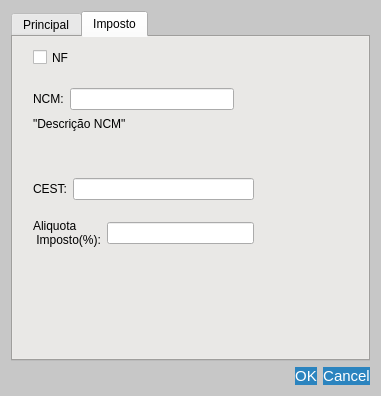
Above: alterarproduto.ui from GabR36/QEstoqueLoja before the change. Below: the same form after it.
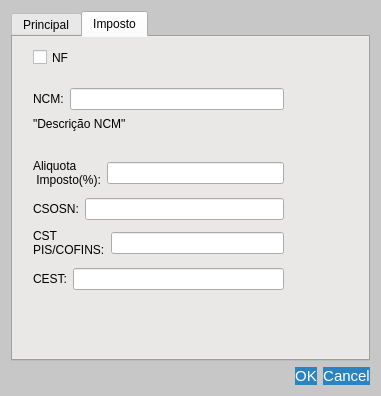
That is the form after the change. The open tabs and pages were chosen to show the change. Custom widgets are drawn as their Qt base class.

Commit message: campos csosn e pis em produtos

Patch:
```diff
--- a/alterarproduto.ui
+++ b/alterarproduto.ui
@@ -321,8 +321,8 @@
        <property name="geometry">
         <rect>
          <x>20</x>
-         <y>140</y>
-         <width>221</width>
+         <y>230</y>
+         <width>251</width>
          <height>24</height>
         </rect>
        </property>
@@ -343,8 +343,8 @@
        <property name="geometry">
         <rect>
          <x>20</x>
-         <y>180</y>
-         <width>221</width>
+         <y>120</y>
+         <width>251</width>
          <height>32</height>
         </rect>
        </property>
@@ -370,7 +370,7 @@
         <rect>
          <x>20</x>
          <y>50</y>
-         <width>201</width>
+         <width>251</width>
          <height>24</height>
         </rect>
        </property>
@@ -393,7 +393,7 @@
          <x>20</x>
          <y>80</y>
          <width>321</width>
-         <height>51</height>
+         <height>31</height>
         </rect>
        </property>
        <property name="text">
@@ -409,6 +409,51 @@
         <bool>true</bool>
        </property>
       </widget>
+      <widget class="QWidget" name="layoutWidget_7">
+       <property name="geometry">
+        <rect>
+         <x>20</x>
+         <y>190</y>
+         <width>251</width>
+         <height>32</height>
+        </rect>
+       </property>
+       <layout class="QHBoxLayout" name="horizontalLayout_13">
+        <item>
+         <widget class="QLabel" name="label_13">
+          <property name="text">
+           <string>CST 
+PIS/COFINS:</string>
+          </property>
+         </widget>
+        </item>
+        <item>
+         <widget class="QLineEdit" name="Ledit_AltPIS"/>
+        </item>
+       </layout>
+      </widget>
+      <widget class="QWidget" name="layoutWidget_8">
+       <property name="geometry">
+        <rect>
+         <x>20</x>
+         <y>160</y>
+         <width>251</width>
+         <height>24</height>
+        </rect>
+       </property>
+       <layout class="QHBoxLayout" name="horizontalLayout_12">
+        <item>
+         <widget class="QLabel" name="label_12">
+          <property name="text">
+           <string>CSOSN:</string>
+          </property>
+         </widget>
+        </item>
+        <item>
+         <widget class="QLineEdit" name="Ledit_AltCSOSN"/>
+        </item>
+       </layout>
+      </widget>
      </widget>
     </widget>
    </item>
```
Left out of the diff: 2 changed lines with no effect on the pictures. The commit also changes 14 other files.
